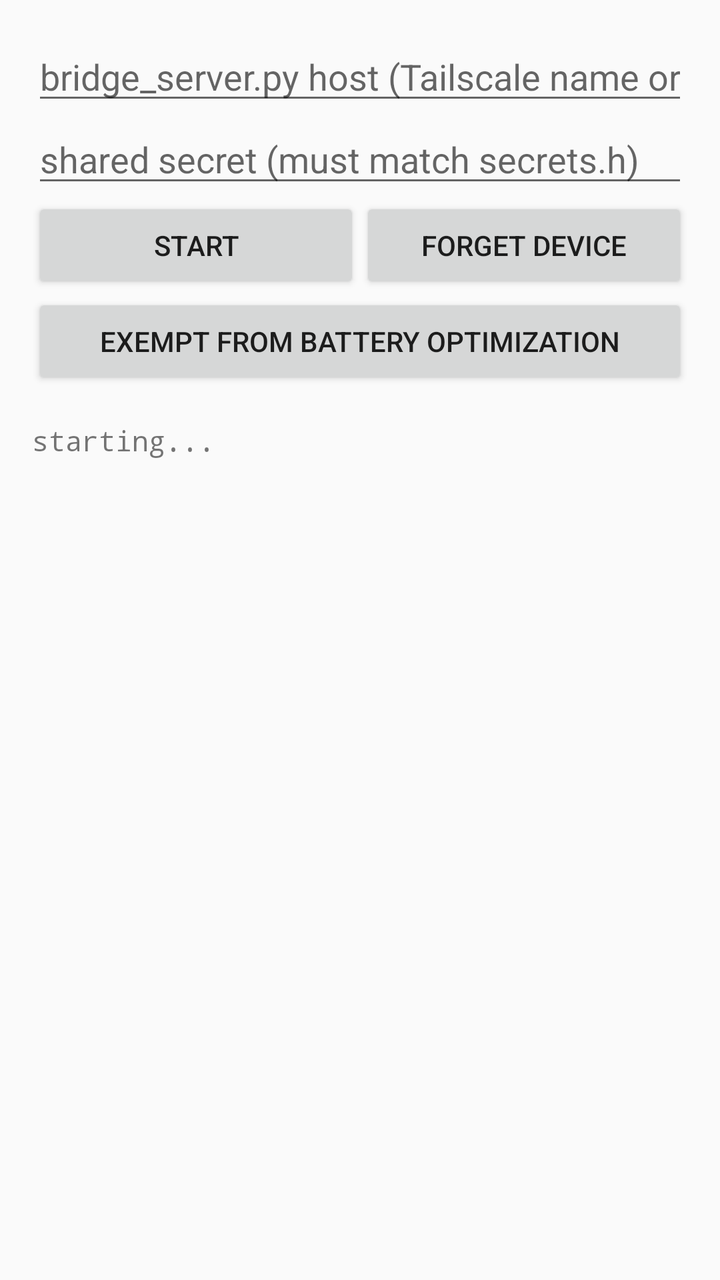
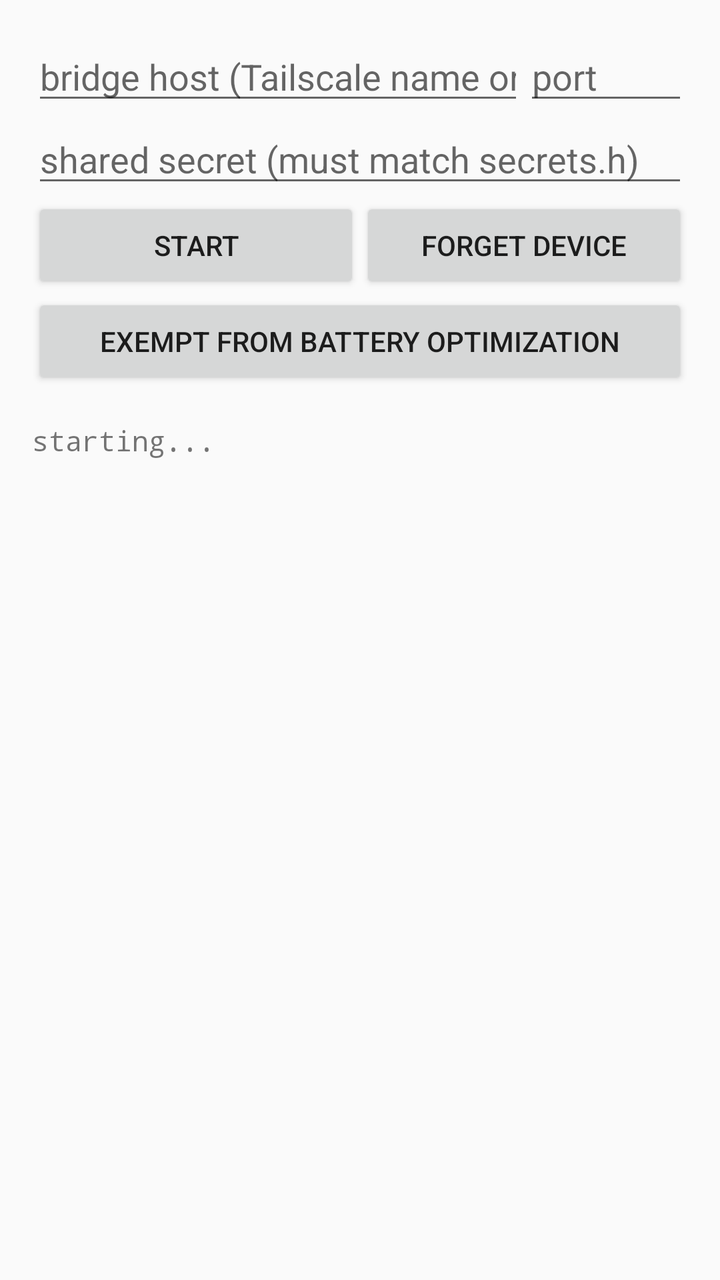

Compare the two renders of this Android layout. The source of the first and the diff that turns it into the second are given below.
<!-- AndroidManifest.xml: application theme Theme.AppCompat.Light -->
<!-- res/layout/activity_main.xml -->
<?xml version="1.0" encoding="utf-8"?>
<LinearLayout xmlns:android="http://schemas.android.com/apk/res/android"
    android:id="@+id/rootLayout"
    android:layout_width="match_parent"
    android:layout_height="match_parent"
    android:orientation="vertical"
    android:padding="16dp">

    <EditText
        android:id="@+id/hostInput"
        android:layout_width="match_parent"
        android:layout_height="wrap_content"
        android:hint="bridge_server.py host (Tailscale name or IP)"
        android:inputType="textUri"
        android:importantForAutofill="no" />

    <EditText
        android:id="@+id/secretInput"
        android:layout_width="match_parent"
        android:layout_height="wrap_content"
        android:hint="shared secret (must match secrets.h)"
        android:inputType="textPassword"
        android:importantForAutofill="no" />

    <LinearLayout
        android:layout_width="match_parent"
        android:layout_height="wrap_content"
        android:orientation="horizontal">

        <Button
            android:id="@+id/startStopButton"
            android:layout_width="0dp"
            android:layout_height="wrap_content"
            android:layout_weight="1"
            android:text="Start" />

        <Button
            android:id="@+id/forgetButton"
            android:layout_width="0dp"
            android:layout_height="wrap_content"
            android:layout_weight="1"
            android:text="Forget device" />
    </LinearLayout>

    <Button
        android:id="@+id/batteryButton"
        android:layout_width="match_parent"
        android:layout_height="wrap_content"
        android:text="Exempt from battery optimization" />

    <ScrollView
        android:id="@+id/logScroll"
        android:layout_width="match_parent"
        android:layout_height="0dp"
        android:layout_weight="1">

        <TextView
            android:id="@+id/logView"
            android:layout_width="match_parent"
            android:layout_height="wrap_content"
            android:paddingTop="16dp"
            android:fontFamily="monospace"
            android:textSize="14sp"
            android:textIsSelectable="true"
            android:text="starting..." />
    </ScrollView>
</LinearLayout>
<!-- resources referenced by this layout -->
<resources>

</resources>

<!-- the commit's change to res/layout/activity_main.xml (unified diff, before → after) -->
@@ -6,13 +6,29 @@
     android:orientation="vertical"
     android:padding="16dp">
 
-    <EditText
-        android:id="@+id/hostInput"
+    <LinearLayout
         android:layout_width="match_parent"
         android:layout_height="wrap_content"
-        android:hint="bridge_server.py host (Tailscale name or IP)"
-        android:inputType="textUri"
-        android:importantForAutofill="no" />
+        android:orientation="horizontal">
+
+        <EditText
+            android:id="@+id/hostInput"
+            android:layout_width="0dp"
+            android:layout_height="wrap_content"
+            android:layout_weight="3"
+            android:hint="bridge host (Tailscale name or IP)"
+            android:inputType="textUri"
+            android:importantForAutofill="no" />
+
+        <EditText
+            android:id="@+id/portInput"
+            android:layout_width="0dp"
+            android:layout_height="wrap_content"
+            android:layout_weight="1"
+            android:hint="port"
+            android:inputType="number"
+            android:importantForAutofill="no" />
+    </LinearLayout>
 
     <EditText
         android:id="@+id/secretInput"
